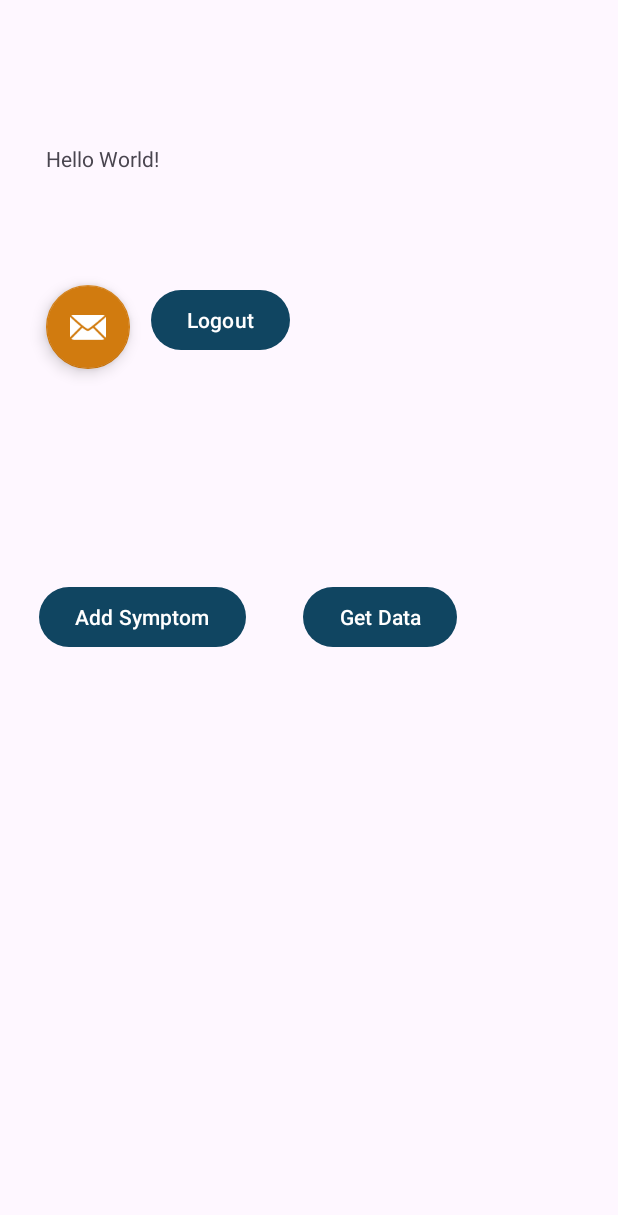
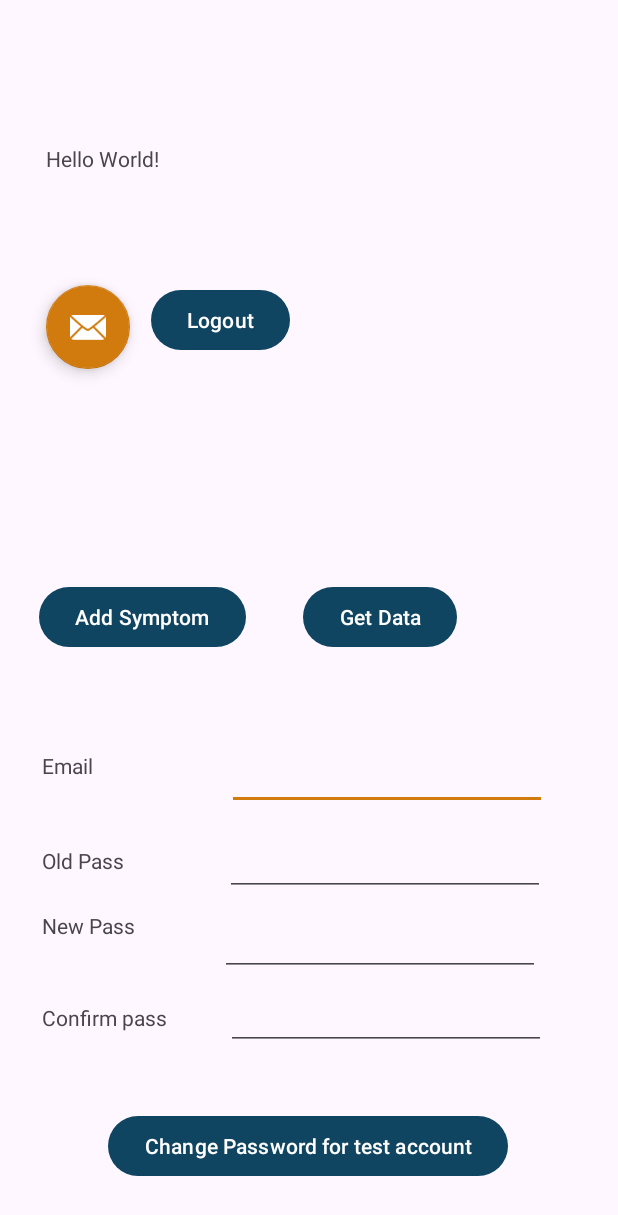
Before and after one commit to emanabdeen/VitaVault, an Android app: the layout activity_main.xml on its own in the app's theme, with its tools: preview values and no code run, on a phone screen of 412 x 824 dp. Shown: the top 1215 px of the screen. Run offline under Robolectric (Android 15) with nearby library versions, the phone set to English and light mode, and no system bars.

Commit message:
Pushing activity_main.xml updates that got missed from the last push accidentally. They are from Casey-Auth branch

```diff
--- a/app/src/main/res/layout/activity_main.xml
+++ b/app/src/main/res/layout/activity_main.xml
@@ -69,5 +69,101 @@
         app:layout_constraintTop_toTopOf="parent"
         app:layout_constraintVertical_bias="0.499" />
 
+    <EditText
+        android:id="@+id/editTextEmail"
+        android:layout_width="wrap_content"
+        android:layout_height="wrap_content"
+        android:layout_marginStart="1dp"
+        android:layout_marginBottom="12dp"
+        android:ems="10"
+        android:inputType="textEmailAddress"
+        app:layout_constraintBottom_toTopOf="@+id/editTextOldPw"
+        app:layout_constraintStart_toStartOf="@+id/editTextOldPw" />
+
+    <Button
+        android:id="@+id/testPasswordChange"
+        android:layout_width="wrap_content"
+        android:layout_height="wrap_content"
+        android:text="Change Password for test account"
+        app:layout_constraintBottom_toBottomOf="parent"
+        app:layout_constraintEnd_toEndOf="parent"
+        app:layout_constraintHorizontal_bias="0.496"
+        app:layout_constraintStart_toStartOf="parent"
+        app:layout_constraintTop_toTopOf="parent"
+        app:layout_constraintVertical_bias="0.954" />
+
+    <TextView
+        android:id="@+id/textView7"
+        android:layout_width="wrap_content"
+        android:layout_height="wrap_content"
+        android:layout_marginStart="28dp"
+        android:text="Confirm pass
+"
+        app:layout_constraintBaseline_toBaselineOf="@+id/editTextConfirmPw"
+        app:layout_constraintStart_toStartOf="parent" />
+
+    <EditText
+        android:id="@+id/editTextOldPw"
+        android:layout_width="wrap_content"
+        android:layout_height="wrap_content"
+        android:layout_marginStart="3dp"
+        android:layout_marginBottom="8dp"
+        android:ems="10"
+        android:inputType="textPassword"
+        app:layout_constraintBottom_toTopOf="@+id/editTextNewPw"
+        app:layout_constraintStart_toStartOf="@+id/editTextNewPw" />
+
+    <TextView
+        android:id="@+id/textView5"
+        android:layout_width="wrap_content"
+        android:layout_height="wrap_content"
+        android:layout_marginStart="28dp"
+        android:layout_marginTop="24dp"
+        android:text="New Pass"
+        app:layout_constraintStart_toStartOf="parent"
+        app:layout_constraintTop_toBottomOf="@+id/textView4" />
+
+    <TextView
+        android:id="@+id/textView4"
+        android:layout_width="wrap_content"
+        android:layout_height="wrap_content"
+        android:layout_marginStart="28dp"
+        android:layout_marginTop="44dp"
+        android:text="Old Pass"
+        app:layout_constraintStart_toStartOf="parent"
+        app:layout_constraintTop_toBottomOf="@+id/textView6" />
+
+    <EditText
+        android:id="@+id/editTextConfirmPw"
+        android:layout_width="wrap_content"
+        android:layout_height="wrap_content"
+        android:layout_marginEnd="48dp"
+        android:layout_marginBottom="40dp"
+        android:ems="10"
+        android:inputType="textPassword"
+        app:layout_constraintBottom_toTopOf="@+id/testPasswordChange"
+        app:layout_constraintEnd_toEndOf="parent" />
+
+    <TextView
+        android:id="@+id/textView6"
+        android:layout_width="wrap_content"
+        android:layout_height="wrap_content"
+        android:layout_marginStart="28dp"
+        android:layout_marginBottom="20dp"
+        android:text="Email"
+        app:layout_constraintBottom_toBottomOf="@+id/editTextEmail"
+        app:layout_constraintStart_toStartOf="parent" />
+
+    <EditText
+        android:id="@+id/editTextNewPw"
+        android:layout_width="wrap_content"
+        android:layout_height="wrap_content"
+        android:layout_marginEnd="4dp"
+        android:layout_marginBottom="4dp"
+        android:ems="10"
+        android:inputType="textPassword"
+        app:layout_constraintBottom_toTopOf="@+id/editTextConfirmPw"
+        app:layout_constraintEnd_toEndOf="@+id/editTextConfirmPw" />
+
 
 </androidx.constraintlayout.widget.ConstraintLayout>
```
